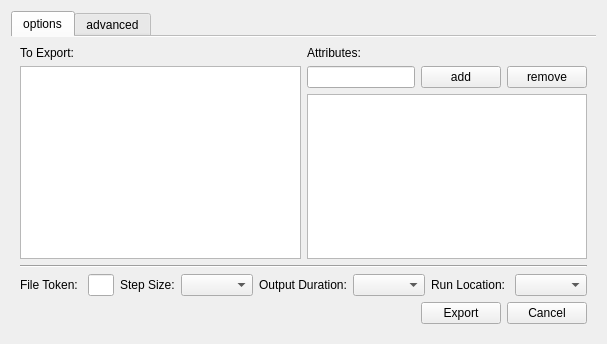
This is alembicexporter.ui in c1112/mayaAlembicExport as Qt 5 draws it before an edit. The edited form follows.
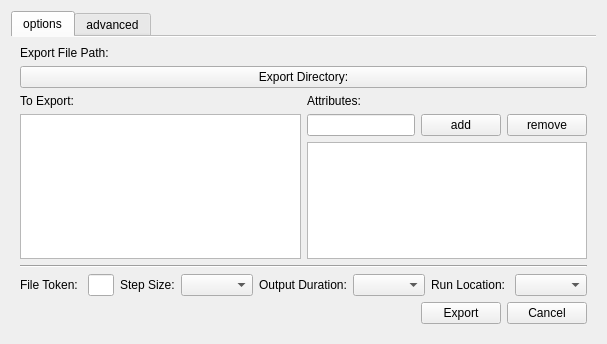
This is the edited form.

Commit message: Added callbacks for host apps Added error handling . Added file_export path button. Updated how command and command_list work.

The edit to the form file:
```diff
--- a/alembicexporter.ui
+++ b/alembicexporter.ui
@@ -50,6 +50,20 @@
       <layout class="QHBoxLayout" name="horizontalLayout">
        <item>
         <layout class="QVBoxLayout" name="verticalLayout_3">
+             <item>
+              <widget class="QLabel" name="label_file_export">
+               <property name="text">
+                <string>Export File Path:</string>
+               </property>
+              </widget>
+             </item>
+             <item>
+              <widget class="QPushButton" name="btn_export_path">
+               <property name="text">
+                <string>Export Directory:</string>
+               </property>
+              </widget>
+             </item>
          <item>
           <layout class="QHBoxLayout" name="horizontalLayout_4">
            <item>
```
The commit also changes 1 other file.
